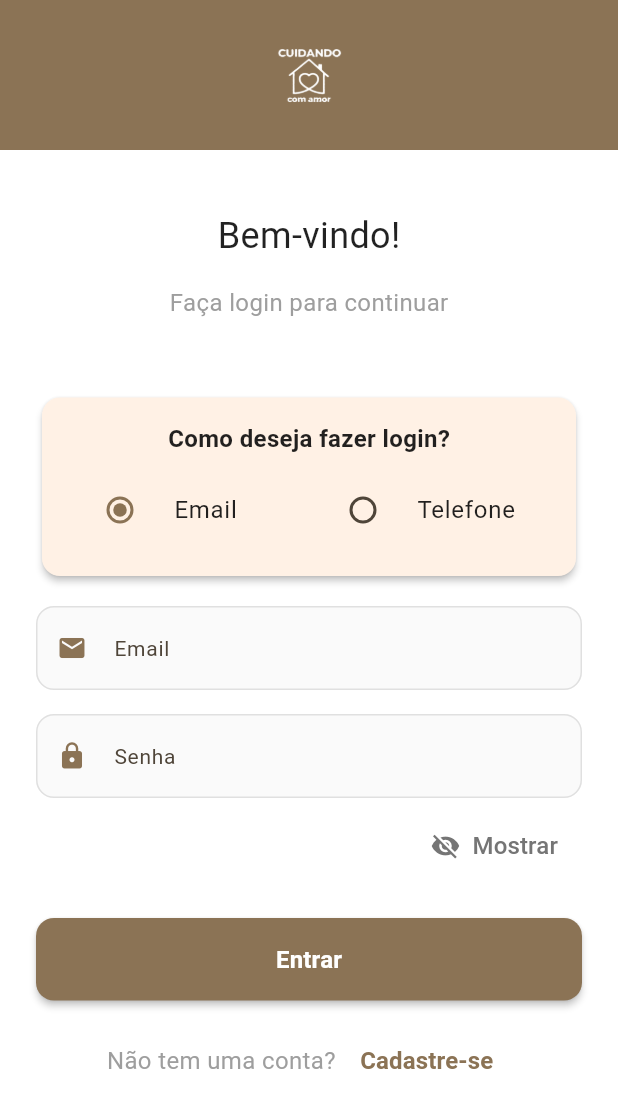
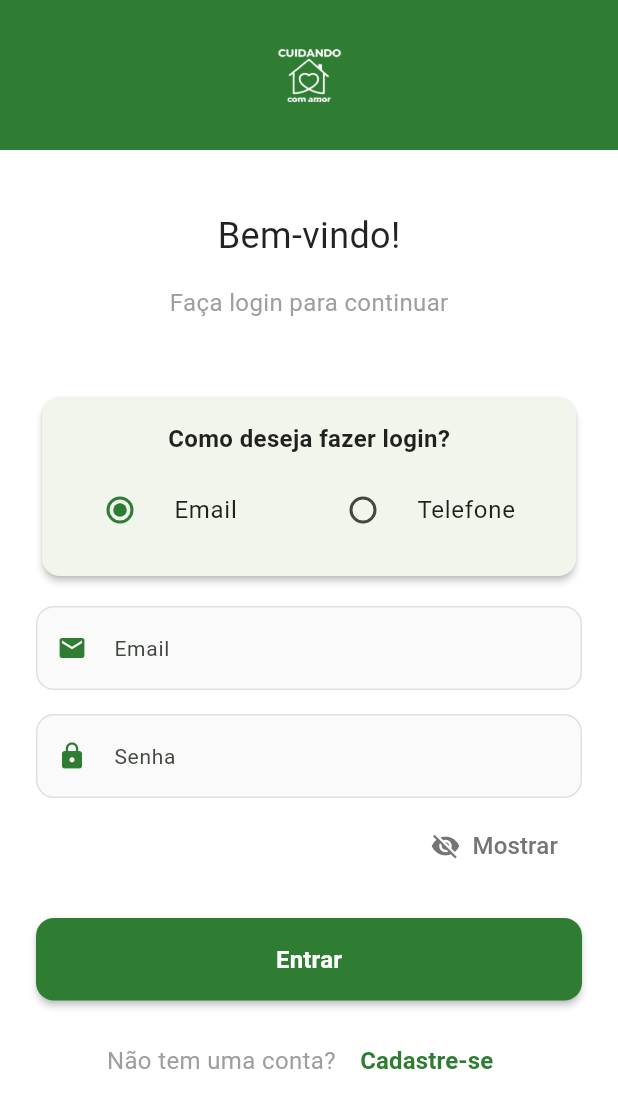
Before and after one commit to ImTabuko/cuidando_com_amor, a Flutter app: the screen it shows after launch, on a phone screen of 412 x 824 dp. Shown: the top 1108 px of the screen. Run offline on Flutter 3.47's test engine with Material 3 defaults, Android fonts, the phone set to English and light mode, and no system bars; our stand-ins replace image_picker, shared_preferences; network calls fail.

Commit message:
Change app browns to health green (#1)
* Refactor: Update app theme to a green color palette

Co-authored-by: thomazprata6 <thomazprata6@gmail.com>

* Refactor: Update pubspec.lock and .flutter-plugins

Co-authored-by: thomazprata6 <thomazprata6@gmail.com>

---------

Co-authored-by: Cursor Agent <cursoragent@cursor.com>
Co-authored-by: thomazprata6 <thomazprata6@gmail.com>

```diff
--- a/lib/main.dart
+++ b/lib/main.dart
@@ -7,6 +7,7 @@ import 'screens/home_screen.dart';
 import 'screens/available_caregivers_screen.dart';
 import 'screens/available_elderlies_screen.dart';
 import 'screens/matches_screen.dart';
+import 'utils/app_colors.dart';
 
 void main() {
   runApp(const MainApp());
@@ -47,10 +48,10 @@ class MainApp extends StatelessWidget {
         );
       },
       theme: ThemeData(
-        primarySwatch: Colors.brown,
-        primaryColor: const Color(0xFF8B7355), // Marrom taupe
+        primarySwatch: Colors.green,
+        primaryColor: AppColors.primary,
         colorScheme: ColorScheme.fromSeed(
-          seedColor: const Color(0xFF8B7355), // Marrom taupe
+          seedColor: AppColors.primary,
           brightness: Brightness.light,
         ),
         useMaterial3: true,
--- a/lib/utils/app_colors.dart
+++ b/lib/utils/app_colors.dart
@@ -1,15 +1,15 @@
 import 'package:flutter/material.dart';
 
 class AppColors {
-  // Cor principal marrom taupe (da imagem)
-  static const Color primary = Color(0xFF8B7355);
-  static const Color primaryLight = Color(0xFFA6896D);
-  static const Color primaryDark = Color(0xFF6B5A42);
-  static const Color primaryShade50 = Color(0xFFF5F2ED); // Versão muito clara
-  static const Color primaryShade700 = Color(0xFF6B5742); // Versão escura
+  // Paleta verde inspirada em saúde e bem-estar
+  static const Color primary = Color(0xFF2E7D32);
+  static const Color primaryLight = Color(0xFF60AD5E);
+  static const Color primaryDark = Color(0xFF1B5E20);
+  static const Color primaryShade50 = Color(0xFFE8F5E9); // Versão muito clara
+  static const Color primaryShade700 = Color(0xFF388E3C); // Versão escura
 
-  // Cor de fundo da imagem
-  static const Color background = Color(0xFF8B7355);
+  // Cor de fundo principal
+  static const Color background = Color(0xFF2E7D32);
 
   // Branco para textos e ícones
   static const Color white = Colors.white;
```
Also changed, not shown: pubspec.lock, 3 other files.
